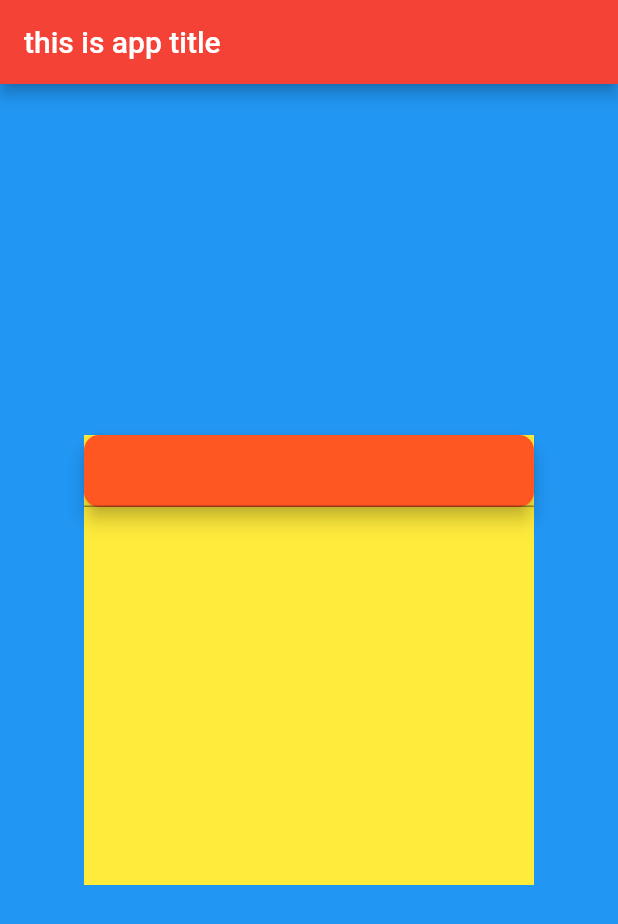
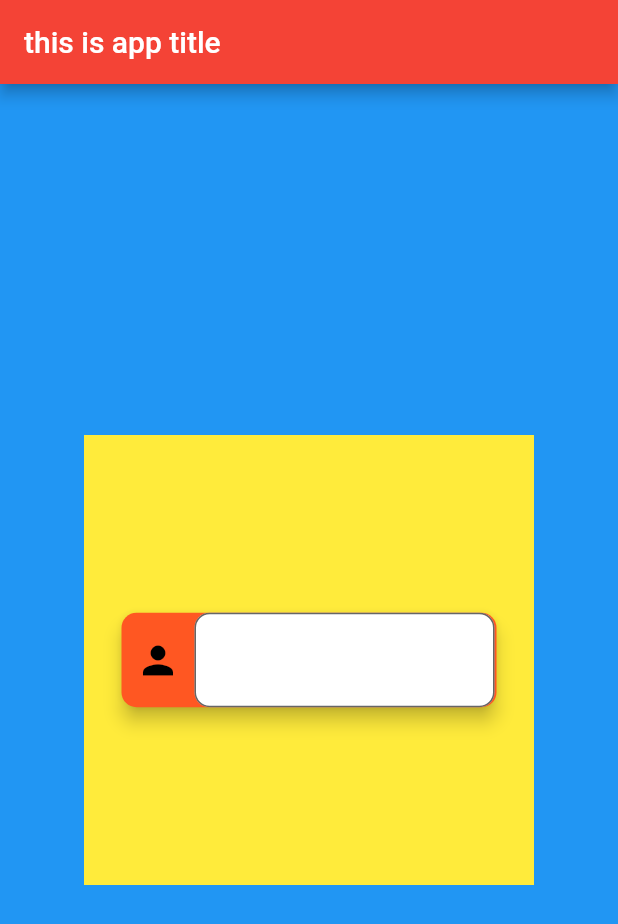
Before and after one commit to AselaDK/Activator-App, a Flutter app: the screen it shows after launch, on a phone screen of 412 x 824 dp. Shown: the top 924 px of the screen. Run offline on Flutter 3.47's test engine with Material 2 defaults, Android fonts, the phone set to English and light mode, and no system bars.

Commit message:
adding icon and textfield in a row

```diff
--- a/lib/main.dart
+++ b/lib/main.dart
@@ -30,27 +30,55 @@ class HomeScreen extends StatelessWidget {
             height: 300,
             color: Colors.yellow,
             child: Column(
+              mainAxisAlignment: MainAxisAlignment.center, //coloum eke ewa center karaganna one hinda
+              children: <Widget>[
+                Container(
+                  width: 250,
 
-              children: <Widget>[
+                  child:Material(  // meka gahanne textfild ekatai icon ekatai yatin
+                    // ehema unama icon ekai text field ekain yatin penawa
+
+                   elevation: 5.0,
+                    borderRadius: BorderRadius.all(Radius.circular(10.0)),
+                    color: Colors.deepOrange,
 
 
-                Material(
+                    //column eka athule thinne
 
-                 elevation: 5.0,
-                  borderRadius: BorderRadius.all(Radius.circular(10.0)),
-                  color: Colors.deepOrange,
+                   child: Row(
+                     mainAxisAlignment: MainAxisAlignment.spaceEvenly,
+                    children: <Widget>[
+                      Padding(
+                        padding: const EdgeInsets.all(8.0),
+                        child :Icon(Icons.person,color: Colors.black,size: 30,),
+                      ),
 
-                  child :TextField(
+                     Container(
+                       width: 200,
+                       child:TextField(
 
-                      style: TextStyle(
-                          fontSize: 20.0,
-                          color: Colors.black
-                      )
+                           decoration: InputDecoration(
+                             border: OutlineInputBorder(borderRadius: BorderRadius.all(Radius.circular(10.0))),
+                             fillColor: Colors.white,
+                             filled: true, //Meka damme naththam white kiyala penne naha
+
+                           ),
+                           style: TextStyle(
+                               fontSize: 20.0,
+                               color: Colors.black
+                           )
+                       ),
+
+                     )
+                    ],
                   ),
 
 
+
+
+
                 )
-
+                 )
 
               ],
             ),
```
